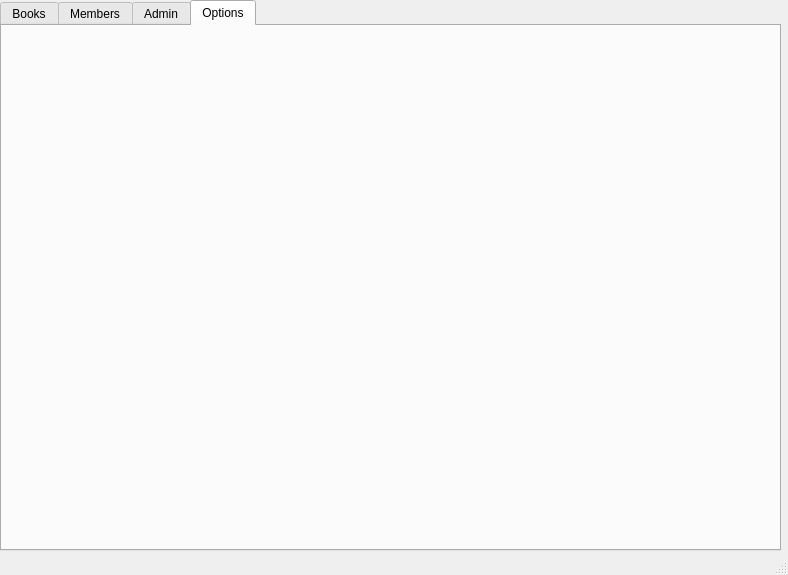
This is gui/lmsgui.ui in elshobaky/MeX-LMS as Qt 5 draws it before an edit. The edited form follows.
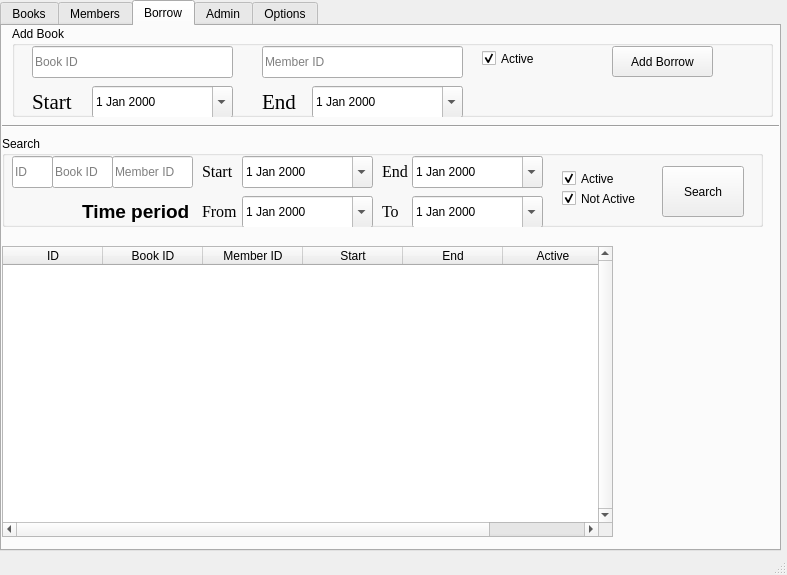
This is the edited form. The open tabs and pages were chosen to show the change. Icons and pictures are not drawn.

Commit message: Update GUI (Add Borrow tab)

```diff
--- a/gui/lmsgui.ui
+++ b/gui/lmsgui.ui
@@ -6,7 +6,7 @@
    <rect>
     <x>0</x>
     <y>0</y>
-    <width>788</width>
+    <width>787</width>
     <height>575</height>
    </rect>
   </property>
@@ -627,6 +627,684 @@
        </property>
       </widget>
      </widget>
+     <widget class="QGroupBox" name="groupBox">
+      <property name="geometry">
+       <rect>
+        <x>520</x>
+        <y>80</y>
+        <width>251</width>
+        <height>431</height>
+       </rect>
+      </property>
+      <property name="title">
+       <string>Search</string>
+      </property>
+      <widget class="QLineEdit" name="member_search_id">
+       <property name="geometry">
+        <rect>
+         <x>10</x>
+         <y>30</y>
+         <width>241</width>
+         <height>32</height>
+        </rect>
+       </property>
+       <property name="inputMethodHints">
+        <set>Qt::ImhDigitsOnly</set>
+       </property>
+       <property name="placeholderText">
+        <string>ID</string>
+       </property>
+      </widget>
+      <widget class="QLineEdit" name="member_search_name">
+       <property name="geometry">
+        <rect>
+         <x>10</x>
+         <y>70</y>
+         <width>241</width>
+         <height>32</height>
+        </rect>
+       </property>
+       <property name="placeholderText">
+        <string>Name</string>
+       </property>
+      </widget>
+      <widget class="QLineEdit" name="member_search_email">
+       <property name="geometry">
+        <rect>
+         <x>10</x>
+         <y>110</y>
+         <width>241</width>
+         <height>32</height>
+        </rect>
+       </property>
+       <property name="inputMethodHints">
+        <set>Qt::ImhEmailCharactersOnly</set>
+       </property>
+       <property name="placeholderText">
+        <string>Email</string>
+       </property>
+      </widget>
+      <widget class="QLineEdit" name="member_search_mob">
+       <property name="geometry">
+        <rect>
+         <x>10</x>
+         <y>150</y>
+         <width>241</width>
+         <height>32</height>
+        </rect>
+       </property>
+       <property name="inputMethodHints">
+        <set>Qt::ImhDigitsOnly</set>
+       </property>
+       <property name="placeholderText">
+        <string>Mobile No.</string>
+       </property>
+      </widget>
+      <widget class="QPushButton" name="member_search_btn">
+       <property name="geometry">
+        <rect>
+         <x>80</x>
+         <y>190</y>
+         <width>101</width>
+         <height>31</height>
+        </rect>
+       </property>
+       <property name="text">
+        <string>Search</string>
+       </property>
+       <property name="autoDefault">
+        <bool>true</bool>
+       </property>
+      </widget>
+     </widget>
+     <widget class="QTableWidget" name="members_table">
+      <property name="geometry">
+       <rect>
+        <x>0</x>
+        <y>80</y>
+        <width>511</width>
+        <height>431</height>
+       </rect>
+      </property>
+      <property name="verticalScrollBarPolicy">
+       <enum>Qt::ScrollBarAlwaysOn</enum>
+      </property>
+      <property name="selectionMode">
+       <enum>QAbstractItemView::SingleSelection</enum>
+      </property>
+      <property name="selectionBehavior">
+       <enum>QAbstractItemView::SelectRows</enum>
+      </property>
+      <attribute name="verticalHeaderVisible">
+       <bool>false</bool>
+      </attribute>
+      <column>
+       <property name="text">
+        <string>ID</string>
+       </property>
+      </column>
+      <column>
+       <property name="text">
+        <string>Name</string>
+       </property>
+      </column>
+      <column>
+       <property name="text">
+        <string>fine</string>
+       </property>
+      </column>
+      <column>
+       <property name="text">
+        <string>Email</string>
+       </property>
+      </column>
+      <column>
+       <property name="text">
+        <string>Mobile</string>
+       </property>
+      </column>
+     </widget>
+     <widget class="Line" name="line">
+      <property name="geometry">
+       <rect>
+        <x>0</x>
+        <y>56</y>
+        <width>771</width>
+        <height>20</height>
+       </rect>
+      </property>
+      <property name="orientation">
+       <enum>Qt::Horizontal</enum>
+      </property>
+     </widget>
+     <widget class="Line" name="line_3">
+      <property name="geometry">
+       <rect>
+        <x>510</x>
+        <y>70</y>
+        <width>16</width>
+        <height>441</height>
+       </rect>
+      </property>
+      <property name="orientation">
+       <enum>Qt::Vertical</enum>
+      </property>
+     </widget>
+    </widget>
+    <widget class="QWidget" name="borrows_tab">
+     <attribute name="icon">
+      <iconset>
+       <normaloff>img/borrow.png</normaloff>img/borrow.png</iconset>
+     </attribute>
+     <attribute name="title">
+      <string>Borrow</string>
+     </attribute>
+     <widget class="QGroupBox" name="groupBox_10">
+      <property name="geometry">
+       <rect>
+        <x>10</x>
+        <y>0</y>
+        <width>761</width>
+        <height>91</height>
+       </rect>
+      </property>
+      <property name="title">
+       <string>Add Book</string>
+      </property>
+      <widget class="QPushButton" name="borrow_add_btn">
+       <property name="geometry">
+        <rect>
+         <x>600</x>
+         <y>20</y>
+         <width>101</width>
+         <height>31</height>
+        </rect>
+       </property>
+       <property name="text">
+        <string>Add Borrow</string>
+       </property>
+       <property name="autoDefault">
+        <bool>true</bool>
+       </property>
+      </widget>
+      <widget class="QLineEdit" name="borrow_add_book_id">
+       <property name="geometry">
+        <rect>
+         <x>20</x>
+         <y>20</y>
+         <width>201</width>
+         <height>32</height>
+        </rect>
+       </property>
+       <property name="placeholderText">
+        <string>Book ID</string>
+       </property>
+      </widget>
+      <widget class="QLineEdit" name="borrow_add_member_id">
+       <property name="geometry">
+        <rect>
+         <x>250</x>
+         <y>20</y>
+         <width>201</width>
+         <height>32</height>
+        </rect>
+       </property>
+       <property name="inputMethodHints">
+        <set>Qt::ImhNone</set>
+       </property>
+       <property name="placeholderText">
+        <string>Member ID</string>
+       </property>
+      </widget>
+      <widget class="QLabel" name="borrow_add_error">
+       <property name="geometry">
+        <rect>
+         <x>520</x>
+         <y>60</y>
+         <width>231</width>
+         <height>31</height>
+        </rect>
+       </property>
+       <property name="font">
+        <font>
+         <pointsize>12</pointsize>
+         <weight>75</weight>
+         <bold>true</bold>
+        </font>
+       </property>
+       <property name="styleSheet">
+        <string notr="true">QLabel {
+color:rgb(255, 0, 0);
+}</string>
+       </property>
+       <property name="text">
+        <string/>
+       </property>
+       <property name="textFormat">
+        <enum>Qt::RichText</enum>
+       </property>
+      </widget>
+      <widget class="QCheckBox" name="borrow_add_active">
+       <property name="geometry">
+        <rect>
+         <x>470</x>
+         <y>20</y>
+         <width>91</width>
+         <height>25</height>
+        </rect>
+       </property>
+       <property name="text">
+        <string>Active</string>
+       </property>
+       <property name="checked">
+        <bool>true</bool>
+       </property>
+      </widget>
+      <widget class="QDateEdit" name="borrow_add_start">
+       <property name="geometry">
+        <rect>
+         <x>80</x>
+         <y>60</y>
+         <width>141</width>
+         <height>32</height>
+        </rect>
+       </property>
+       <property name="calendarPopup">
+        <bool>true</bool>
+       </property>
+      </widget>
+      <widget class="QDateEdit" name="borrow_add_end">
+       <property name="geometry">
+        <rect>
+         <x>300</x>
+         <y>60</y>
+         <width>151</width>
+         <height>32</height>
+        </rect>
+       </property>
+       <property name="calendarPopup">
+        <bool>true</bool>
+       </property>
+      </widget>
+      <widget class="QLabel" name="label">
+       <property name="geometry">
+        <rect>
+         <x>20</x>
+         <y>60</y>
+         <width>51</width>
+         <height>31</height>
+        </rect>
+       </property>
+       <property name="font">
+        <font>
+         <family>Times New Roman</family>
+         <pointsize>16</pointsize>
+        </font>
+       </property>
+       <property name="text">
+        <string>Start</string>
+       </property>
+      </widget>
+      <widget class="QLabel" name="label_2">
+       <property name="geometry">
+        <rect>
+         <x>250</x>
+         <y>60</y>
+         <width>51</width>
+         <height>31</height>
+        </rect>
+       </property>
+       <property name="font">
+        <font>
+         <family>Times New Roman</family>
+         <pointsize>16</pointsize>
+        </font>
+       </property>
+       <property name="text">
+        <string>End</string>
+       </property>
+      </widget>
+     </widget>
+     <widget class="QTableWidget" name="borrows_table">
+      <property name="geometry">
+       <rect>
+        <x>0</x>
+        <y>220</y>
+        <width>611</width>
+        <height>291</height>
+       </rect>
+      </property>
+      <property name="verticalScrollBarPolicy">
+       <enum>Qt::ScrollBarAlwaysOn</enum>
+      </property>
+      <property name="selectionMode">
+       <enum>QAbstractItemView::SingleSelection</enum>
+      </property>
+      <property name="selectionBehavior">
+       <enum>QAbstractItemView::SelectRows</enum>
+      </property>
+      <property name="verticalScrollMode">
+       <enum>QAbstractItemView::ScrollPerItem</enum>
+      </property>
+      <attribute name="verticalHeaderVisible">
+       <bool>false</bool>
+      </attribute>
+      <column>
+       <property name="text">
+        <string>ID</string>
+       </property>
+      </column>
+      <column>
+       <property name="text">
+        <string>Book ID</string>
+       </property>
+      </column>
+      <column>
+       <property name="text">
+        <string>Member ID</string>
+       </property>
+      </column>
+      <column>
+       <property name="text">
+        <string>Start</string>
+       </property>
+      </column>
+      <column>
+       <property name="text">
+        <string>End</string>
+       </property>
+      </column>
+      <column>
+       <property name="text">
+        <string>Active</string>
+       </property>
+      </column>
+     </widget>
+     <widget class="QGroupBox" name="groupBox_3">
+      <property name="geometry">
+       <rect>
+        <x>0</x>
+        <y>110</y>
+        <width>761</width>
+        <height>91</height>
+       </rect>
+      </property>
+      <property name="title">
+       <string>Search</string>
+      </property>
+      <widget class="QPushButton" name="borrow_search_btn">
+       <property name="geometry">
+        <rect>
+         <x>660</x>
+         <y>30</y>
+         <width>82</width>
+         <height>51</height>
+        </rect>
+       </property>
+       <property name="text">
+        <string>Search</string>
+       </property>
+       <property name="autoDefault">
+        <bool>true</bool>
+       </property>
+      </widget>
+      <widget class="QLineEdit" name="borrow_search_id">
+       <property name="geometry">
+        <rect>
+         <x>10</x>
+         <y>20</y>
+         <width>41</width>
+         <height>32</height>
+        </rect>
+       </property>
+       <property name="inputMethodHints">
+        <set>Qt::ImhDigitsOnly</set>
+       </property>
+       <property name="placeholderText">
+        <string>ID</string>
+       </property>
+      </widget>
+      <widget class="QCheckBox" name="borrow_search_active">
+       <property name="geometry">
+        <rect>
+         <x>560</x>
+         <y>30</y>
+         <width>71</width>
+         <height>25</height>
+        </rect>
+       </property>
+       <property name="text">
+        <string>Active</string>
+       </property>
+       <property name="checked">
+        <bool>true</bool>
+       </property>
+      </widget>
+      <widget class="QCheckBox" name="borrow_search_not_active">
+       <property name="geometry">
+        <rect>
+         <x>560</x>
+         <y>50</y>
+         <width>101</width>
+         <height>25</height>
+        </rect>
+       </property>
+       <property name="text">
+        <string>Not Active</string>
+       </property>
+       <property name="checked">
+        <bool>true</bool>
+       </property>
+      </widget>
+      <widget class="QLineEdit" name="borrow_search_book_id">
+       <property name="geometry">
+        <rect>
+         <x>50</x>
+         <y>20</y>
+         <width>61</width>
+         <height>32</height>
+        </rect>
+       </property>
+       <property name="placeholderText">
+        <string>Book ID</string>
+       </property>
+      </widget>
+      <widget class="QLineEdit" name="borrow_search_member_id">
+       <property name="geometry">
+        <rect>
+         <x>110</x>
+         <y>20</y>
+         <width>81</width>
+         <height>32</height>
+        </rect>
+       </property>
+       <property name="inputMethodHints">
+        <set>Qt::ImhNone</set>
+       </property>
+       <property name="placeholderText">
+        <string>Member ID</string>
+       </property>
+      </widget>
+      <widget class="QDateEdit" name="borrow_search_start">
+       <property name="geometry">
+        <rect>
+         <x>240</x>
+         <y>20</y>
+         <width>131</width>
+         <height>32</height>
+        </rect>
+       </property>
+       <property name="calendarPopup">
+        <bool>true</bool>
+       </property>
+      </widget>
+      <widget class="QLabel" name="label_3">
+       <property name="geometry">
+        <rect>
+         <x>200</x>
+         <y>20</y>
+         <width>41</width>
+         <height>31</height>
+        </rect>
+       </property>
+       <property name="font">
+        <font>
+         <family>Times New Roman</family>
+         <pointsize>12</pointsize>
+        </font>
+       </property>
+       <property name="text">
+        <string>Start</string>
+       </property>
+      </widget>
+      <widget class="QDateEdit" name="borrow_search_end">
+       <property name="geometry">
+        <rect>
+         <x>410</x>
+         <y>20</y>
+         <width>131</width>
+         <height>32</height>
+        </rect>
+       </property>
+       <property name="calendarPopup">
+        <bool>true</bool>
+       </property>
+      </widget>
+      <widget class="QLabel" name="label_4">
+       <property name="geometry">
+        <rect>
+         <x>380</x>
+         <y>20</y>
+         <width>31</width>
+         <height>31</height>
+        </rect>
+       </property>
+       <property name="font">
+        <font>
+         <family>Times New Roman</family>
+         <pointsize>12</pointsize>
+        </font>
+       </property>
+       <property name="text">
+        <string>End</string>
+       </property>
+      </widget>
+      <widget class="QDateEdit" name="borrow_search_to">
+       <property name="geometry">
+        <rect>
+         <x>410</x>
+         <y>60</y>
+         <width>131</width>
+         <height>32</height>
+        </rect>
+       </property>
+       <property name="calendarPopup">
+        <bool>true</bool>
+       </property>
+      </widget>
+      <widget class="QLabel" name="label_5">
+       <property name="geometry">
+        <rect>
+         <x>380</x>
+         <y>60</y>
+         <width>31</width>
+         <height>31</height>
+        </rect>
+       </property>
+       <property name="font">
+        <font>
+         <family>Times New Roman</family>
+         <pointsize>12</pointsize>
+        </font>
+       </property>
+       <property name="text">
+        <string>To</string>
+       </property>
+      </widget>
+      <widget class="QLabel" name="label_6">
+       <property name="geometry">
+        <rect>
+         <x>200</x>
+         <y>60</y>
+         <width>41</width>
+         <height>31</height>
+        </rect>
+       </property>
+       <property name="font">
+        <font>
+         <family>Times New Roman</family>
+         <pointsize>12</pointsize>
+        </font>
+       </property>
+       <property name="text">
+        <string>From</string>
+       </property>
+      </widget>
+      <widget class="QDateEdit" name="borrow_search_from">
+       <property name="geometry">
+        <rect>
+         <x>240</x>
+         <y>60</y>
+         <width>131</width>
+         <height>32</height>
+        </rect>
+       </property>
+       <property name="calendarPopup">
+        <bool>true</bool>
+       </property>
+      </widget>
+      <widget class="QLabel" name="label_11">
+       <property name="geometry">
+        <rect>
+         <x>80</x>
+         <y>60</y>
+         <width>111</width>
+         <height>31</height>
+        </rect>
+       </property>
+       <property name="font">
+        <font>
+         <pointsize>14</pointsize>
+         <weight>75</weight>
+         <bold>true</bold>
+        </font>
+       </property>
+       <property name="text">
+        <string>Time period</string>
+       </property>
+      </widget>
+      <zorder>borrow_search_btn</zorder>
+      <zorder>borrow_search_id</zorder>
+      <zorder>borrow_search_active</zorder>
+      <zorder>borrow_search_not_active</zorder>
+      <zorder>borrow_add_book_id</zorder>
+      <zorder>borrow_add_member_id</zorder>
+      <zorder>borrow_add_start</zorder>
+      <zorder>borrow_search_book_id</zorder>
+      <zorder>borrow_search_member_id</zorder>
+      <zorder>borrow_search_start</zorder>
+      <zorder>label_3</zorder>
+      <zorder>borrow_search_end</zorder>
+      <zorder>label_4</zorder>
+      <zorder>borrow_search_to</zorder>
+      <zorder>label_5</zorder>
+      <zorder>label_6</zorder>
+      <zorder>borrow_search_from</zorder>
+      <zorder>label_11</zorder>
+     </widget>
+     <widget class="Line" name="line_6">
+      <property name="geometry">
+       <rect>
+        <x>0</x>
+        <y>90</y>
+        <width>781</width>
+        <height>20</height>
+       </rect>
+      </property>
+      <property name="orientation">
+       <enum>Qt::Horizontal</enum>
+      </property>
+     </widget>
     </widget>
     <widget class="QWidget" name="admin_tab">
      <attribute name="icon">
```
Left out of the diff: 779 changed lines with no effect on the pictures. The commit also changes 17 other files.
